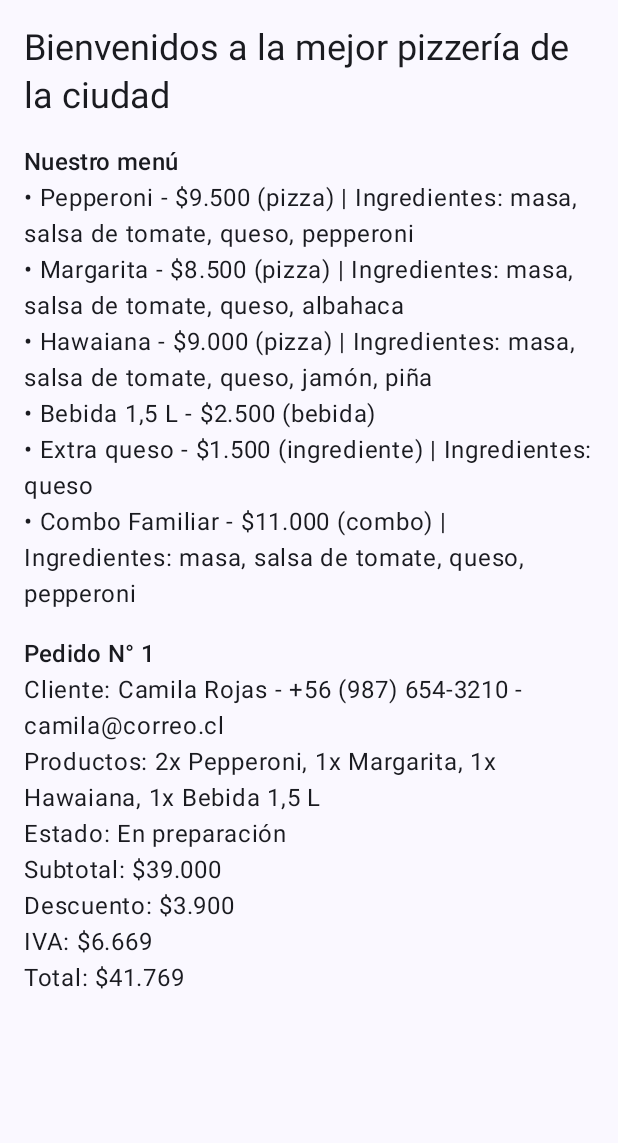
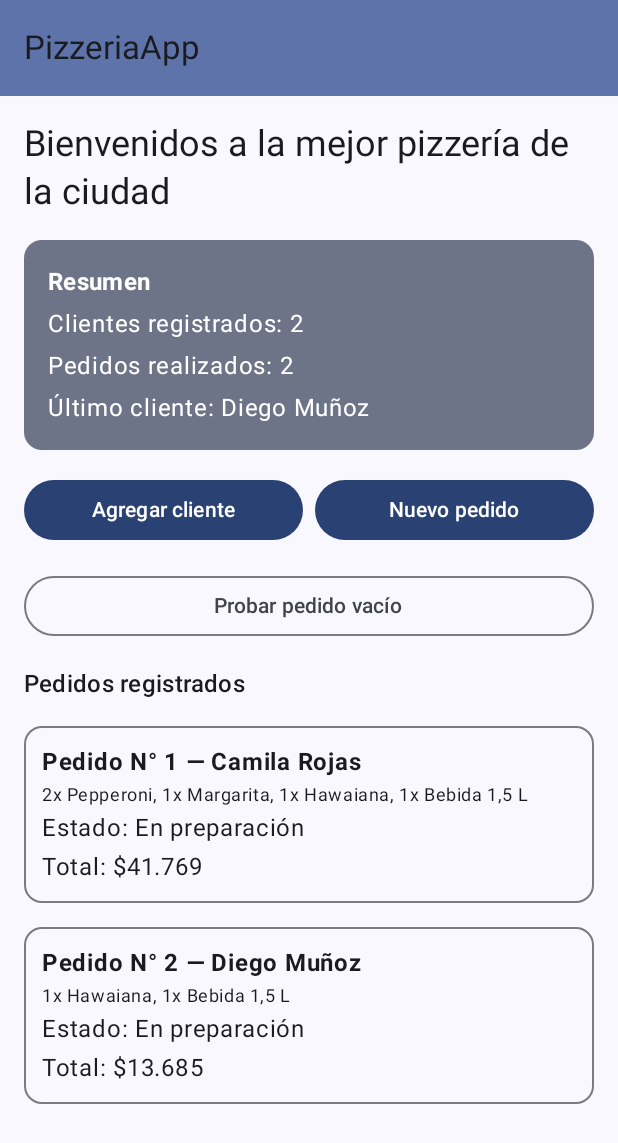
Before and after one commit to ambaraguilar93/PizzeriaApp, an Android app built with Jetpack Compose: the screen it shows after launch (MainActivity), on a phone screen of 412 x 824 dp. Shown: the top 1143 px of the screen. Run offline under Robolectric (Android 15) with nearby library versions, the phone set to English and light mode, and no system bars; our stand-ins replace livedata-compose.

Commit message:
Semana 5: pantalla de resumen en Compose conectada al ViewModel

```diff
--- a/app/src/main/java/com/miempresa/pizzeriaapp/MainActivity.kt
+++ b/app/src/main/java/com/miempresa/pizzeriaapp/MainActivity.kt
@@ -4,27 +4,11 @@ import android.os.Bundle
 import androidx.activity.ComponentActivity
 import androidx.activity.compose.setContent
 import androidx.activity.enableEdgeToEdge
-import androidx.compose.foundation.layout.Column
-import androidx.compose.foundation.layout.Spacer
-import androidx.compose.foundation.layout.fillMaxSize
-import androidx.compose.foundation.layout.height
-import androidx.compose.foundation.layout.padding
-import androidx.compose.foundation.rememberScrollState
-import androidx.compose.foundation.verticalScroll
-import androidx.compose.material3.MaterialTheme
-import androidx.compose.material3.Scaffold
-import androidx.compose.material3.Text
 import androidx.compose.runtime.Composable
-import androidx.compose.runtime.remember
-import androidx.compose.ui.Modifier
-import androidx.compose.ui.tooling.preview.Preview
-import androidx.compose.ui.unit.dp
-import com.miempresa.pizzeriaapp.modelo.Cliente
-import com.miempresa.pizzeriaapp.modelo.Pedido
-import com.miempresa.pizzeriaapp.modelo.Producto
-import com.miempresa.pizzeriaapp.modelo.crearCatalogo
+import androidx.compose.runtime.getValue
+import androidx.compose.runtime.livedata.observeAsState
+import androidx.lifecycle.viewmodel.compose.viewModel
 import com.miempresa.pizzeriaapp.ui.theme.PizzeriaAppTheme
-import com.miempresa.pizzeriaapp.util.formatearPrecio
 
 class MainActivity : ComponentActivity() {
     override fun onCreate(savedInstanceState: Bundle?) {
@@ -32,65 +16,22 @@ class MainActivity : ComponentActivity() {
         enableEdgeToEdge()
         setContent {
             PizzeriaAppTheme {
-                Scaffold(modifier = Modifier.fillMaxSize()) { innerPadding ->
-                    PantallaPizzeria(modifier = Modifier.padding(innerPadding))
-                }
+                AppPizzeria()
             }
         }
     }
 }
 
-// Pedido de ejemplo armado con las clases migradas desde el proyecto de consola.
-fun crearPedidoEjemplo(catalogo: List<Producto>): Pedido {
-    val (pepperoni, margarita, hawaiana, bebida) = catalogo
-    val cliente = Cliente("Camila Rojas", "Av. Providencia 1234", "+56 (987) 654-3210", "camila@correo.cl")
-    return Pedido(1, cliente, listOf(pepperoni, pepperoni, margarita, hawaiana, bebida), notas = "Sin cebolla")
-}
+// Conecta la lógica (ViewModel) con la UI (Compose).
+@Composable
+fun AppPizzeria(pizzeriaViewModel: PizzeriaViewModel = viewModel()) {
+    // observeAsState: cada vez que cambia el LiveData, la pantalla se redibuja sola.
+    val estado by pizzeriaViewModel.estado.observeAsState(EstadoPizzeria())
 
-@Composable
-fun Greeting(modifier: Modifier = Modifier) {
-    Text(
-        text = "Bienvenidos a la mejor pizzería de la ciudad",
-        style = MaterialTheme.typography.headlineSmall,
-        modifier = modifier
+    PantallaResumen(
+        estado = estado,
+        alAgregarCliente = pizzeriaViewModel::agregarCliente,
+        alAgregarPedido = pizzeriaViewModel::agregarPedido,
+        alProbarError = pizzeriaViewModel::probarPedidoVacio
     )
 }
-
-@Composable
-fun PantallaPizzeria(modifier: Modifier = Modifier) {
-    val catalogo = remember { crearCatalogo() }
-    val pedido = remember { crearPedidoEjemplo(catalogo) }
-    val totales = pedido.totales
-
-    Column(
-        modifier = modifier
-            .padding(16.dp)
-            .verticalScroll(rememberScrollState())
-    ) {
-        Greeting()
-
-        Spacer(modifier = Modifier.height(16.dp))
-        Text(text = "Nuestro menú", style = MaterialTheme.typography.titleMedium)
-        catalogo.forEach { producto ->
-            Text(text = "• ${producto.detallarProducto()}")
-        }
-
-        Spacer(modifier = Modifier.height(16.dp))
-        Text(text = "Pedido N° ${pedido.id}", style = MaterialTheme.typography.titleMedium)
-        Text(text = pedido.cliente.descripcion())
-        Text(text = "Productos: ${pedido.resumenProductos()}")
-        Text(text = "Estado: ${pedido.estado.etiqueta}")
-        Text(text = "Subtotal: ${formatearPrecio(totales.subtotal)}")
-        Text(text = "Descuento: ${formatearPrecio(totales.descuento)}")
-        Text(text = "IVA: ${formatearPrecio(totales.impuestos)}")
-        Text(text = "Total: ${formatearPrecio(totales.total)}")
-    }
-}
-
-@Preview(showBackground = true)
-@Composable
-fun GreetingPreview() {
-    PizzeriaAppTheme {
-        PantallaPizzeria()
-    }
-}
--- /dev/null
+++ b/app/src/main/java/com/miempresa/pizzeriaapp/PantallaResumen.kt
@@ -0,0 +1,139 @@
+package com.miempresa.pizzeriaapp
+
+import androidx.compose.foundation.layout.*
+import androidx.compose.foundation.rememberScrollState
+import androidx.compose.foundation.verticalScroll
+import androidx.compose.material3.*
+import androidx.compose.runtime.Composable
+import androidx.compose.ui.Alignment
+import androidx.compose.ui.Modifier
+import androidx.compose.ui.text.font.FontWeight
+import androidx.compose.ui.tooling.preview.Preview
+import androidx.compose.ui.unit.dp
+import com.miempresa.pizzeriaapp.modelo.Pedido
+import com.miempresa.pizzeriaapp.ui.theme.PizzeriaAppTheme
+import com.miempresa.pizzeriaapp.util.formatearPrecio
+
+// Pantalla inicial: recibe el estado y las acciones
+@OptIn(ExperimentalMaterial3Api::class)
+@Composable
+fun PantallaResumen(
+    estado: EstadoPizzeria,
+    alAgregarCliente: () -> Unit,
+    alAgregarPedido: () -> Unit,
+    alProbarError: () -> Unit
+) {
+    Scaffold(
+        topBar = {
+            TopAppBar(
+                title = { Text("PizzeriaApp") },
+                colors = TopAppBarDefaults.topAppBarColors(
+                    containerColor = MaterialTheme.colorScheme.primaryContainer
+                )
+            )
+        }
+    ) { innerPadding ->
+        if (estado.cargando) {
+            // Se muestra mientras la corrutina del ViewModel carga los datos.
+            Column(
+                modifier = Modifier.fillMaxSize().padding(innerPadding),
+                verticalArrangement = Arrangement.Center,
+                horizontalAlignment = Alignment.CenterHorizontally
+            ) {
+                CircularProgressIndicator()
+                Spacer(Modifier.height(12.dp))
+                Text("Cargando datos…")
+            }
+        } else {
+            Column(
+                modifier = Modifier
+                    .fillMaxSize()
+                    .padding(innerPadding)
+                    .padding(16.dp)
+                    .verticalScroll(rememberScrollState()),
+                verticalArrangement = Arrangement.spacedBy(16.dp)
+            ) {
+                Text(
+                    text = "Bienvenidos a la mejor pizzería de la ciudad",
+                    style = MaterialTheme.typography.headlineSmall
+                )
+
+                TarjetaResumen(estado)
+
+                Row(horizontalArrangement = Arrangement.spacedBy(8.dp)) {
+                    Button(onClick = alAgregarCliente, modifier = Modifier.weight(1f)) {
+                        Text("Agregar cliente")
+                    }
+                    Button(onClick = alAgregarPedido, modifier = Modifier.weight(1f)) {
+                        Text("Nuevo pedido")
+                    }
+                }
+                OutlinedButton(onClick = alProbarError, modifier = Modifier.fillMaxWidth()) {
+                    Text("Probar pedido vacío")
+                }
+
+                estado.mensaje?.let { MensajeEstado(it) }
+
+                Text("Pedidos registrados", style = MaterialTheme.typography.titleMedium)
+                estado.pedidos.forEach { pedido -> TarjetaPedido(pedido) }
+            }
+        }
+    }
+}
+
+// Mensaje de resumen solicitado (total de clientes, total de pedidos y último cliente).
+@Composable
+fun TarjetaResumen(estado: EstadoPizzeria) {
+    Card(
+        modifier = Modifier.fillMaxWidth(),
+        colors = CardDefaults.cardColors(containerColor = MaterialTheme.colorScheme.secondaryContainer)
+    ) {
+        Column(Modifier.padding(16.dp), verticalArrangement = Arrangement.spacedBy(4.dp)) {
+            Text("Resumen", style = MaterialTheme.typography.titleMedium, fontWeight = FontWeight.Bold)
+            Text("Clientes registrados: ${estado.totalClientes}")
+            Text("Pedidos realizados: ${estado.totalPedidos}")
+            Text("Último cliente: ${estado.ultimoCliente ?: "Sin clientes"}")
+        }
+    }
+}
+
+// Mensaje de la última acción
+@Composable
+fun MensajeEstado(mensaje: String) {
+    val esError = mensaje.startsWith("Error")
+    Text(
+        text = mensaje,
+        color = if (esError) MaterialTheme.colorScheme.error else MaterialTheme.colorScheme.primary,
+        fontWeight = FontWeight.Medium
+    )
+}
+
+@Composable
+fun TarjetaPedido(pedido: Pedido) {
+    OutlinedCard(modifier = Modifier.fillMaxWidth()) {
+        Column(Modifier.padding(12.dp), verticalArrangement = Arrangement.spacedBy(2.dp)) {
+            Text("Pedido N° ${pedido.id} — ${pedido.cliente.nombre}", fontWeight = FontWeight.Bold)
+            Text(pedido.resumenProductos(), style = MaterialTheme.typography.bodySmall)
+            Text("Estado: ${pedido.estado.etiqueta}")
+            Text("Total: ${formatearPrecio(pedido.calcularTotal())}")
+        }
+    }
+}
+
+@Preview(showBackground = true)
+@Composable
+fun PantallaResumenPreview() {
+    PizzeriaAppTheme {
+        PantallaResumen(
+            estado = EstadoPizzeria(
+                cargando = false,
+                totalClientes = 2,
+                totalPedidos = 2,
+                ultimoCliente = "Diego Muñoz"
+            ),
+            alAgregarCliente = {},
+            alAgregarPedido = {},
+            alProbarError = {}
+        )
+    }
+}
```
